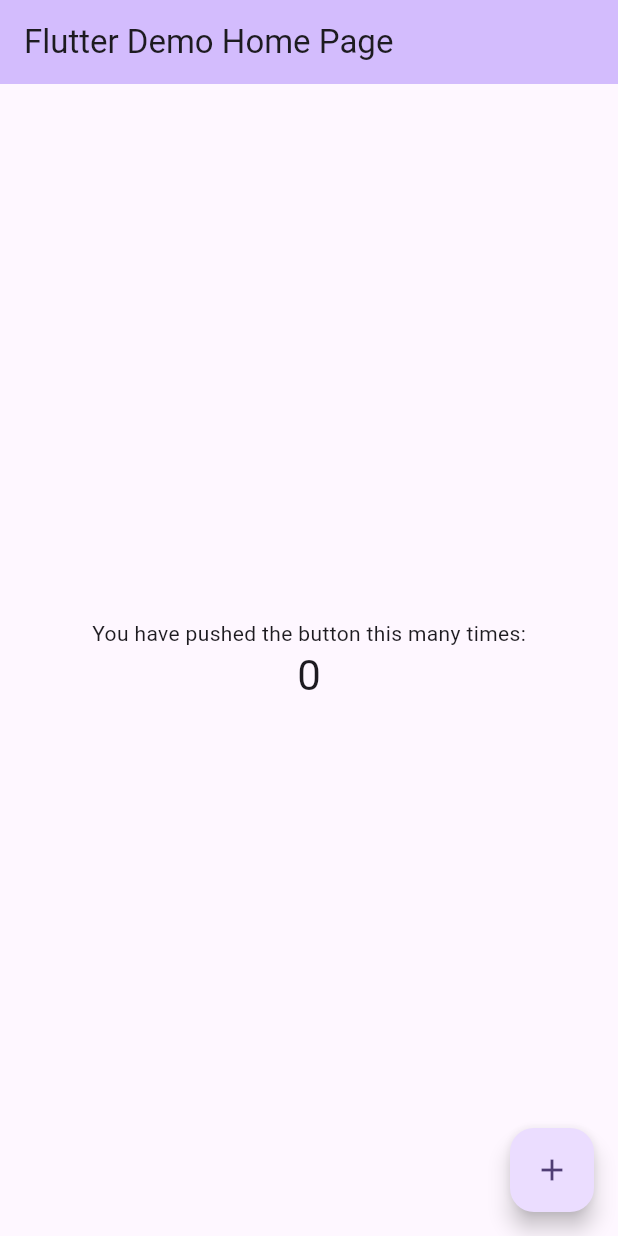
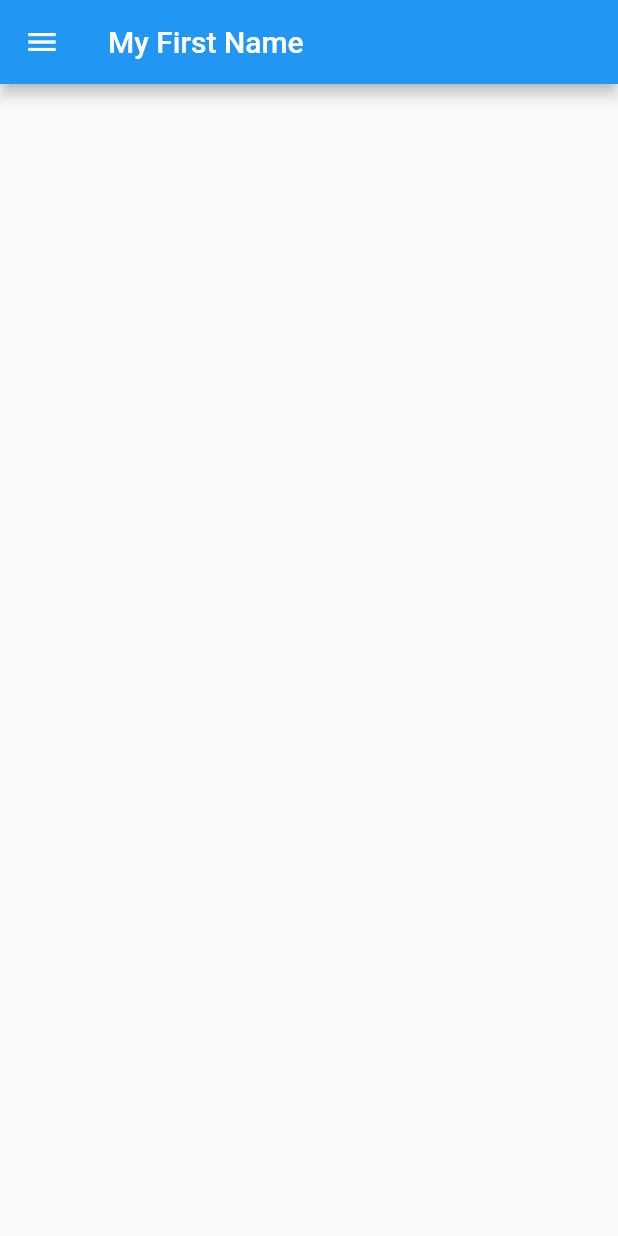
Before and after one commit to mubarakansari715/flutter_demo, a Flutter app: the screen it shows after launch, on a phone screen of 412 x 824 dp. Run offline on Flutter 3.47's test engine with Material 2 defaults, Android fonts, the phone set to English and light mode, and no system bars.

Commit message:
Add Navigation Drawer

```diff
--- /dev/null
+++ b/lib/MyNavigationDrawer.dart
@@ -0,0 +1,42 @@
+import 'package:flutter/material.dart';
+
+final _key = GlobalKey<ScaffoldState>();
+
+class MyNavigationDrawer extends StatelessWidget {
+  const MyNavigationDrawer({super.key});
+
+  @override
+  Widget build(BuildContext context) {
+    return MaterialApp(
+      debugShowCheckedModeBanner: false,
+      home: Scaffold(
+        key: _key,
+        appBar: AppBar(
+          title: const Text("My First Name"),
+          leading: IconButton(
+              onPressed: () {
+                _key.currentState?.openDrawer();
+              },
+              icon: const Icon(Icons.menu)),
+        ),
+        drawer: Drawer(
+          child: ListView(
+            children: const [
+              DrawerHeader(
+                decoration: BoxDecoration(color: Colors.red),
+                child: Center(child: Text("Navigation"),),
+              ),
+              ListTile(title: Text("Profile")),
+              ListTile(
+                title: Text("Setting"),
+              ),
+              ListTile(
+                title: Text("About"),
+              )
+            ],
+          ),
+        ),
+      ),
+    );
+  }
+}
--- a/lib/main.dart
+++ b/lib/main.dart
@@ -1,125 +1,6 @@
 import 'package:flutter/material.dart';
+import 'package:flutter_demo/MyNavigationDrawer.dart';
 
 void main() {
-  runApp(const MyApp());
+  runApp(const MyNavigationDrawer());
 }
-
-class MyApp extends StatelessWidget {
-  const MyApp({super.key});
-
-  // This widget is the root of your application.
-  @override
-  Widget build(BuildContext context) {
-    return MaterialApp(
-      title: 'Flutter Demo',
-      theme: ThemeData(
-        // This is the theme of your application.
-        //
-        // TRY THIS: Try running your application with "flutter run". You'll see
-        // the application has a blue toolbar. Then, without quitting the app,
-        // try changing the seedColor in the colorScheme below to Colors.green
-        // and then invoke "hot reload" (save your changes or press the "hot
-        // reload" button in a Flutter-supported IDE, or press "r" if you used
-        // the command line to start the app).
-        //
-        // Notice that the counter didn't reset back to zero; the application
-        // state is not lost during the reload. To reset the state, use hot
-        // restart instead.
-        //
-        // This works for code too, not just values: Most code changes can be
-        // tested with just a hot reload.
-        colorScheme: ColorScheme.fromSeed(seedColor: Colors.deepPurple),
-        useMaterial3: true,
-      ),
-      home: const MyHomePage(title: 'Flutter Demo Home Page'),
-    );
-  }
-}
-
-class MyHomePage extends StatefulWidget {
-  const MyHomePage({super.key, required this.title});
-
-  // This widget is the home page of your application. It is stateful, meaning
-  // that it has a State object (defined below) that contains fields that affect
-  // how it looks.
-
-  // This class is the configuration for the state. It holds the values (in this
-  // case the title) provided by the parent (in this case the App widget) and
-  // used by the build method of the State. Fields in a Widget subclass are
-  // always marked "final".
-
-  final String title;
-
-  @override
-  State<MyHomePage> createState() => _MyHomePageState();
-}
-
-class _MyHomePageState extends State<MyHomePage> {
-  int _counter = 0;
-
-  void _incrementCounter() {
-    setState(() {
-      // This call to setState tells the Flutter framework that something has
-      // changed in this State, which causes it to rerun the build method below
-      // so that the display can reflect the updated values. If we changed
-      // _counter without calling setState(), then the build method would not be
-      // called again, and so nothing would appear to happen.
-      _counter++;
-    });
-  }
-
-  @override
-  Widget build(BuildContext context) {
-    // This method is rerun every time setState is called, for instance as done
-    // by the _incrementCounter method above.
-    //
-    // The Flutter framework has been optimized to make rerunning build methods
-    // fast, so that you can just rebuild anything that needs updating rather
-    // than having to individually change instances of widgets.
-    return Scaffold(
-      appBar: AppBar(
-        // TRY THIS: Try changing the color here to a specific color (to
-        // Colors.amber, perhaps?) and trigger a hot reload to see the AppBar
-        // change color while the other colors stay the same.
-        backgroundColor: Theme.of(context).colorScheme.inversePrimary,
-        // Here we take the value from the MyHomePage object that was created by
-        // the App.build method, and use it to set our appbar title.
-        title: Text(widget.title),
-      ),
-      body: Center(
-        // Center is a layout widget. It takes a single child and positions it
-        // in the middle of the parent.
-        child: Column(
-          // Column is also a layout widget. It takes a list of children and
-          // arranges them vertically. By default, it sizes itself to fit its
-          // children horizontally, and tries to be as tall as its parent.
-          //
-          // Column has various properties to control how it sizes itself and
-          // how it positions its children. Here we use mainAxisAlignment to
-          // center the children vertically; the main axis here is the vertical
-          // axis because Columns are vertical (the cross axis would be
-          // horizontal).
-          //
-          // TRY THIS: Invoke "debug painting" (choose the "Toggle Debug Paint"
-          // action in the IDE, or press "p" in the console), to see the
-          // wireframe for each widget.
-          mainAxisAlignment: MainAxisAlignment.center,
-          children: <Widget>[
-            const Text(
-              'You have pushed the button this many times:',
-            ),
-            Text(
-              '$_counter',
-              style: Theme.of(context).textTheme.headlineMedium,
-            ),
-          ],
-        ),
-      ),
-      floatingActionButton: FloatingActionButton(
-        onPressed: _incrementCounter,
-        tooltip: 'Increment',
-        child: const Icon(Icons.add),
-      ), // This trailing comma makes auto-formatting nicer for build methods.
-    );
-  }
-}
```
